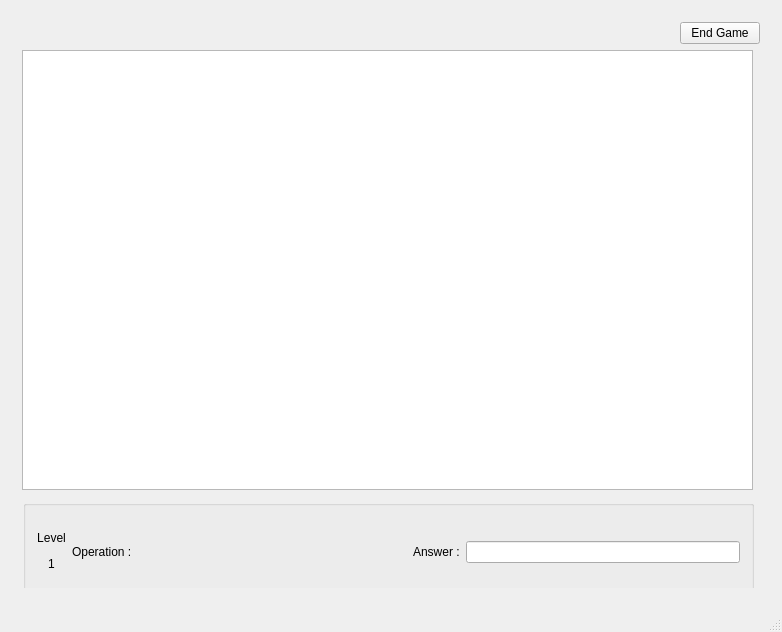
The window that mainwindow.ui (nphelpsiv/Education-App) describes before a commit, drawn with Qt 5.
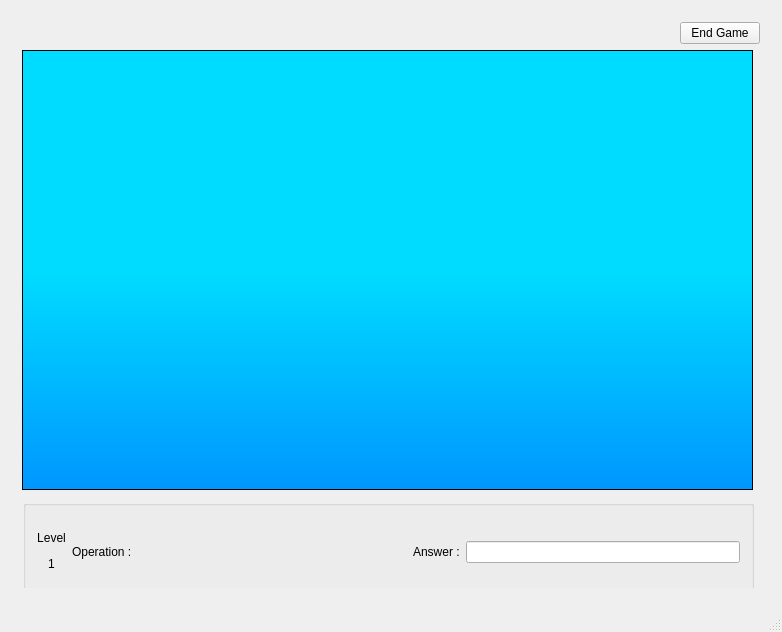
The same window after the commit.

Commit message: "Forgot to commit gradient"

Patch:
```diff
--- a/mainwindow.ui
+++ b/mainwindow.ui
@@ -596,7 +596,7 @@
             </rect>
            </property>
            <property name="styleSheet">
-            <string notr="true">border-color: rgb(255, 255, 255);</string>
+            <string notr="true">background-color: qlineargradient(spread:pad, x1:0, y1:1, x2:0, y2:0, stop:0 rgba(0, 150, 255), stop:0.50 rgba(0, 220, 255));</string>
            </property>
           </widget>
           <widget class="QGroupBox" name="workPlaceGroupBox">
```
